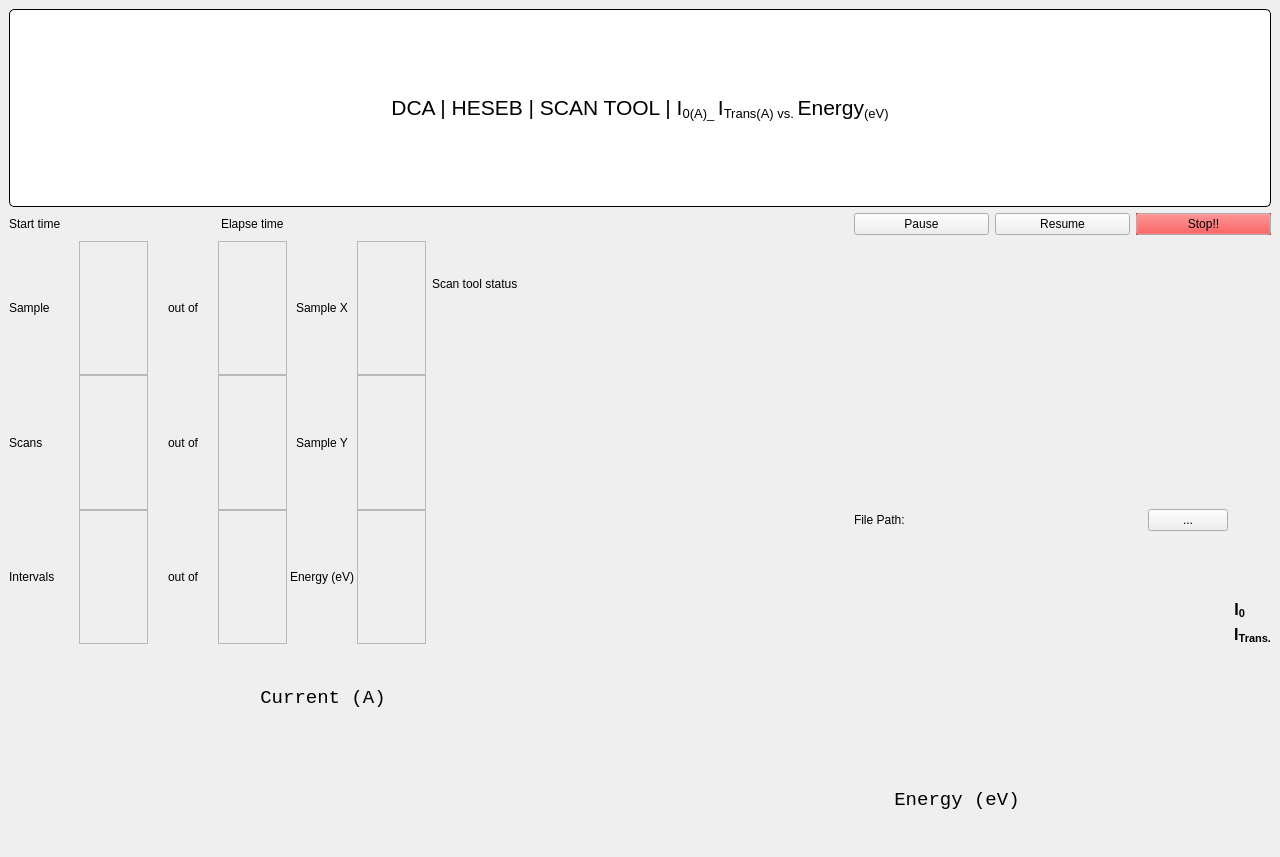
Qt form ui/HESEB_ScanTool/heseb_scantool.ui (SESAME-Synchrotron/HESEBScanTool) before a commit.
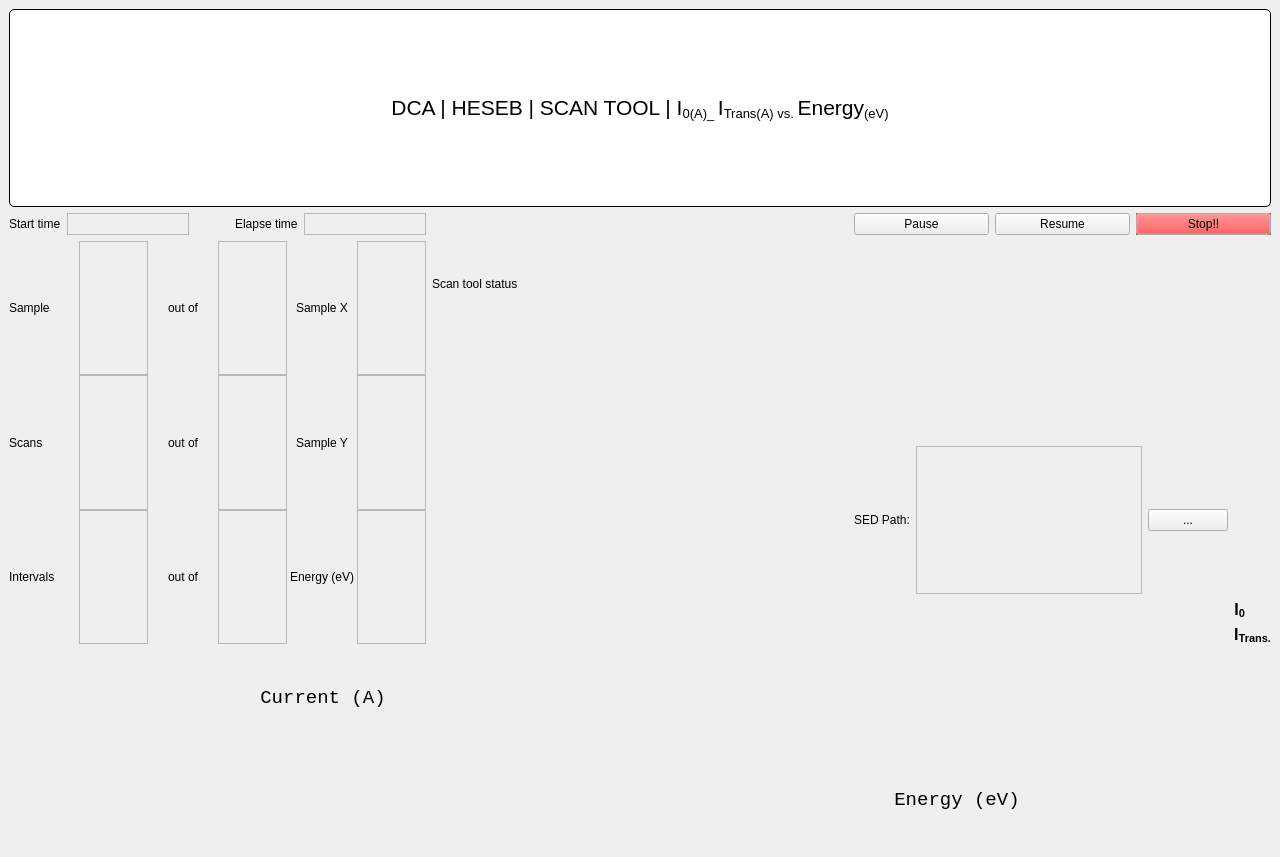
The same form after that commit. Custom widgets are drawn as their Qt base class.

```diff
--- a/ui/HESEB_ScanTool/heseb_scantool.ui
+++ b/ui/HESEB_ScanTool/heseb_scantool.ui
@@ -35,34 +35,74 @@
     </item>
     <item row="1" column="0">
      <layout class="QGridLayout" name="gridLayout_9">
-      <item row="0" column="2">
+      <item row="0" column="3">
        <widget class="QLabel" name="label_12">
+        <property name="sizePolicy">
+         <sizepolicy hsizetype="Fixed" vsizetype="Preferred">
+          <horstretch>0</horstretch>
+          <verstretch>0</verstretch>
+         </sizepolicy>
+        </property>
         <property name="text">
          <string>Elapse time</string>
         </property>
        </widget>
       </item>
-      <item row="0" column="1">
-       <widget class="QELabel" name="qelabel_11">
-        <property name="variable" stdset="0">
-         <string>START:TIME:SCAN</string>
-        </property>
-       </widget>
-      </item>
-      <item row="0" column="0">
-       <widget class="QLabel" name="label">
-        <property name="text">
-         <string>Start time</string>
-        </property>
-       </widget>
-      </item>
-      <item row="0" column="3">
+      <item row="0" column="4">
        <widget class="QELabel" name="qelabel_12">
+        <property name="frameShape">
+         <enum>QFrame::StyledPanel</enum>
+        </property>
+        <property name="alignment">
+         <set>Qt::AlignCenter</set>
+        </property>
         <property name="variable" stdset="0">
          <string>ELAPSE:TIME:SCAN</string>
         </property>
        </widget>
       </item>
+      <item row="0" column="0">
+       <widget class="QLabel" name="label">
+        <property name="sizePolicy">
+         <sizepolicy hsizetype="Fixed" vsizetype="Preferred">
+          <horstretch>0</horstretch>
+          <verstretch>0</verstretch>
+         </sizepolicy>
+        </property>
+        <property name="text">
+         <string>Start time</string>
+        </property>
+       </widget>
+      </item>
+      <item row="0" column="1">
+       <widget class="QELabel" name="qelabel_11">
+        <property name="frameShape">
+         <enum>QFrame::StyledPanel</enum>
+        </property>
+        <property name="alignment">
+         <set>Qt::AlignCenter</set>
+        </property>
+        <property name="variable" stdset="0">
+         <string>START:TIME:SCAN</string>
+        </property>
+       </widget>
+      </item>
+      <item row="0" column="2">
+       <spacer name="horizontalSpacer_2">
+        <property name="orientation">
+         <enum>Qt::Horizontal</enum>
+        </property>
+        <property name="sizeType">
+         <enum>QSizePolicy::Fixed</enum>
+        </property>
+        <property name="sizeHint" stdset="0">
+         <size>
+          <width>40</width>
+          <height>20</height>
+         </size>
+        </property>
+       </spacer>
+      </item>
      </layout>
     </item>
     <item row="4" column="0" colspan="3">
@@ -622,6 +662,9 @@
       </item>
       <item row="0" column="1" rowspan="2">
        <widget class="QELabel" name="qelabel_13">
+        <property name="frameShape">
+         <enum>QFrame::StyledPanel</enum>
+        </property>
         <property name="variable" stdset="0">
          <string>SCAN:PATH</string>
         </property>
@@ -645,8 +688,14 @@
       </item>
       <item row="0" column="0" rowspan="2">
        <widget class="QLabel" name="label_17">
+        <property name="sizePolicy">
+         <sizepolicy hsizetype="Fixed" vsizetype="Preferred">
+          <horstretch>0</horstretch>
+          <verstretch>0</verstretch>
+         </sizepolicy>
+        </property>
         <property name="text">
-         <string>File Path:</string>
+         <string>SED Path:</string>
         </property>
        </widget>
       </item>
```
Left out of the diff: 6 changed lines with no effect on the pictures.
